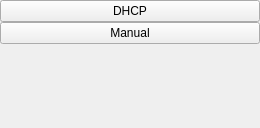
bq/cervantes, file bqSetting/ui/SettingConfigureNetworkListActions.ui: the form before one commit.
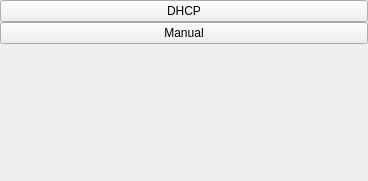
The form after the commit.

The edit to the form file:
```diff
--- a/bqSetting/ui/SettingConfigureNetworkListActions.ui
+++ b/bqSetting/ui/SettingConfigureNetworkListActions.ui
@@ -6,14 +6,14 @@
    <rect>
     <x>0</x>
     <y>0</y>
-    <width>260</width>
-    <height>128</height>
+    <width>368</width>
+    <height>181</height>
    </rect>
   </property>
   <property name="maximumSize">
    <size>
-    <width>260</width>
-    <height>128</height>
+    <width>368</width>
+    <height>181</height>
    </size>
   </property>
   <property name="windowTitle">
@@ -86,8 +86,8 @@
      </property>
      <property name="sizeHint" stdset="0">
       <size>
-       <width>20</width>
-       <height>5</height>
+       <width>28</width>
+       <height>7</height>
       </size>
      </property>
     </spacer>
```
Left out of the diff: 8 changed lines with no effect on the pictures.
